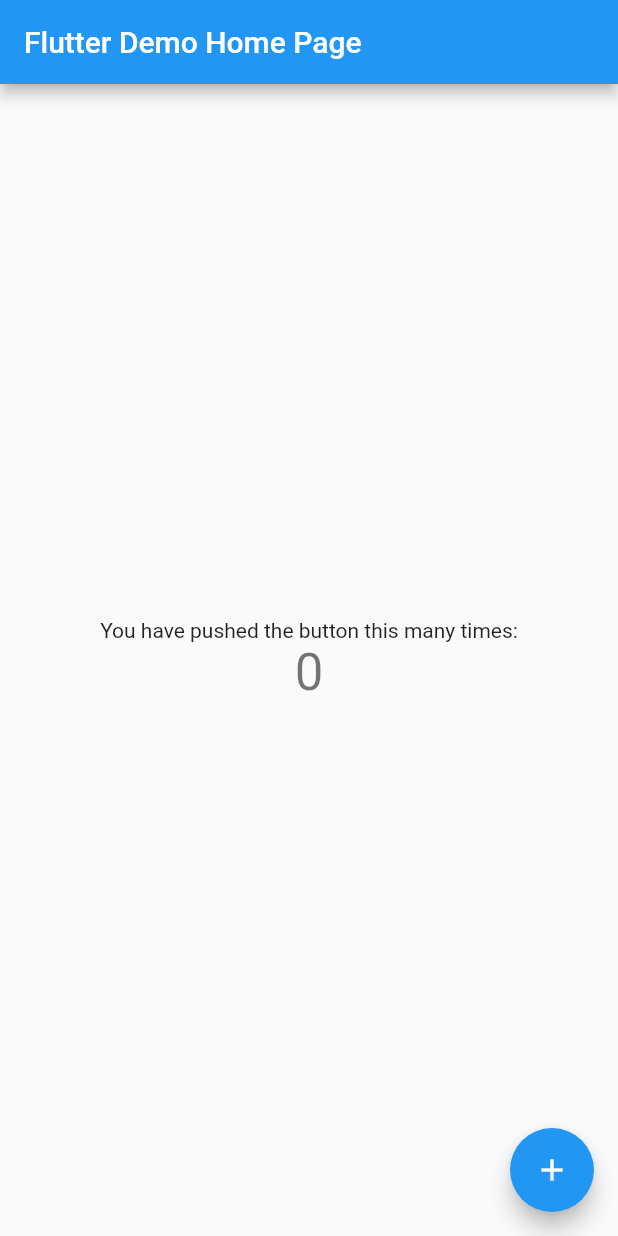
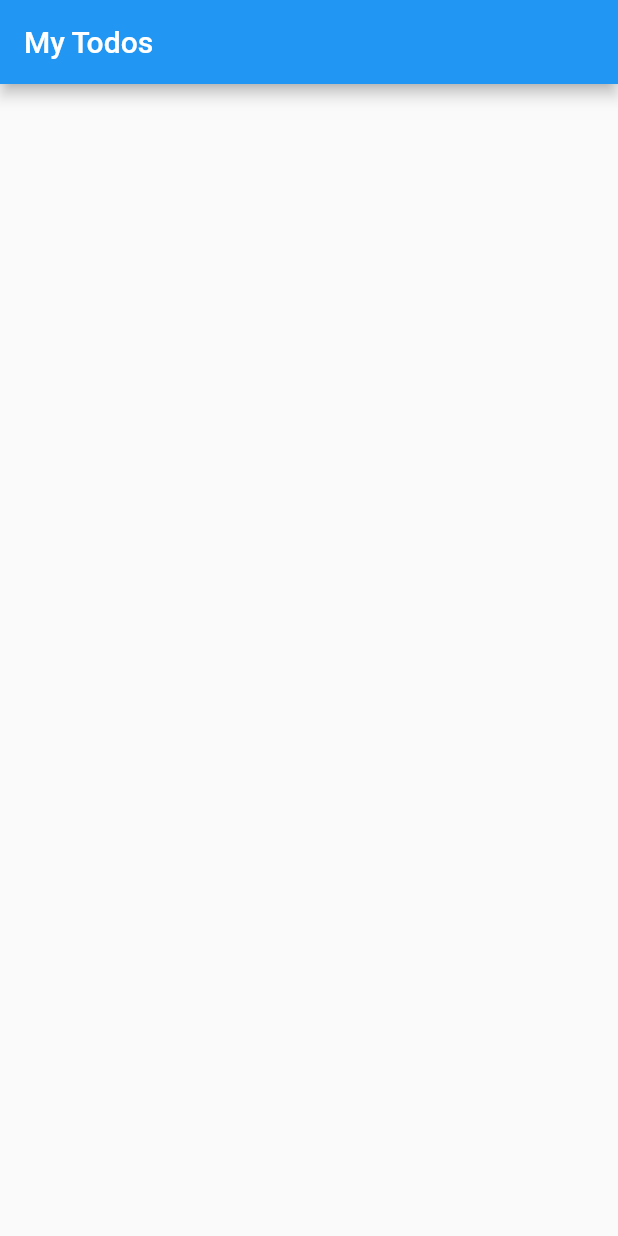
Before and after one commit to cybersaksham/TODO-App, a Flutter app: the screen it shows after launch, on a phone screen of 412 x 824 dp. Run offline on Flutter 3.47's test engine with Material 2 defaults, Android fonts, the phone set to English and light mode, and no system bars.

Commit message:
basic home screen

```diff
--- /dev/null
+++ b/lib/Screens/homescreen.dart
@@ -0,0 +1,12 @@
+import 'package:flutter/material.dart';
+
+class HomeScreen extends StatelessWidget {
+  @override
+  Widget build(BuildContext context) {
+    return Scaffold(
+      appBar: AppBar(
+        title: Text("My Todos"),
+      ),
+    );
+  }
+}
--- a/lib/main.dart
+++ b/lib/main.dart
@@ -1,113 +1,26 @@
 import 'package:flutter/material.dart';
+import 'package:flutter/services.dart';
+
+import './Screens/homescreen.dart';
 
 void main() {
   runApp(MyApp());
+  WidgetsFlutterBinding.ensureInitialized();
+  SystemChrome.setPreferredOrientations([
+    DeviceOrientation.portraitUp,
+    DeviceOrientation.portraitDown,
+  ]);
 }
 
 class MyApp extends StatelessWidget {
-  // This widget is the root of your application.
   @override
   Widget build(BuildContext context) {
     return MaterialApp(
-      title: 'Flutter Demo',
+      title: 'Todo App',
       theme: ThemeData(
-        // This is the theme of your application.
-        //
-        // Try running your application with "flutter run". You'll see the
-        // application has a blue toolbar. Then, without quitting the app, try
-        // changing the primarySwatch below to Colors.green and then invoke
-        // "hot reload" (press "r" in the console where you ran "flutter run",
-        // or simply save your changes to "hot reload" in a Flutter IDE).
-        // Notice that the counter didn't reset back to zero; the application
-        // is not restarted.
         primarySwatch: Colors.blue,
       ),
-      home: MyHomePage(title: 'Flutter Demo Home Page'),
+      home: HomeScreen(),
     );
   }
 }
-
-class MyHomePage extends StatefulWidget {
-  MyHomePage({Key key, this.title}) : super(key: key);
-
-  // This widget is the home page of your application. It is stateful, meaning
-  // that it has a State object (defined below) that contains fields that affect
-  // how it looks.
-
-  // This class is the configuration for the state. It holds the values (in this
-  // case the title) provided by the parent (in this case the App widget) and
-  // used by the build method of the State. Fields in a Widget subclass are
-  // always marked "final".
-
-  final String title;
-
-  @override
-  _MyHomePageState createState() => _MyHomePageState();
-}
-
-class _MyHomePageState extends State<MyHomePage> {
-  int _counter = 0;
-
-  void _incrementCounter() {
-    setState(() {
-      // This call to setState tells the Flutter framework that something has
-      // changed in this State, which causes it to rerun the build method below
-      // so that the display can reflect the updated values. If we changed
-      // _counter without calling setState(), then the build method would not be
-      // called again, and so nothing would appear to happen.
-      _counter++;
-    });
-  }
-
-  @override
-  Widget build(BuildContext context) {
-    // This method is rerun every time setState is called, for instance as done
-    // by the _incrementCounter method above.
-    //
-    // The Flutter framework has been optimized to make rerunning build methods
-    // fast, so that you can just rebuild anything that needs updating rather
-    // than having to individually change instances of widgets.
-    return Scaffold(
-      appBar: AppBar(
-        // Here we take the value from the MyHomePage object that was created by
-        // the App.build method, and use it to set our appbar title.
-        title: Text(widget.title),
-      ),
-      body: Center(
-        // Center is a layout widget. It takes a single child and positions it
-        // in the middle of the parent.
-        child: Column(
-          // Column is also a layout widget. It takes a list of children and
-          // arranges them vertically. By default, it sizes itself to fit its
-          // children horizontally, and tries to be as tall as its parent.
-          //
-          // Invoke "debug painting" (press "p" in the console, choose the
-          // "Toggle Debug Paint" action from the Flutter Inspector in Android
-          // Studio, or the "Toggle Debug Paint" command in Visual Studio Code)
-          // to see the wireframe for each widget.
-          //
-          // Column has various properties to control how it sizes itself and
-          // how it positions its children. Here we use mainAxisAlignment to
-          // center the children vertically; the main axis here is the vertical
-          // axis because Columns are vertical (the cross axis would be
-          // horizontal).
-          mainAxisAlignment: MainAxisAlignment.center,
-          children: <Widget>[
-            Text(
-              'You have pushed the button this many times:',
-            ),
-            Text(
-              '$_counter',
-              style: Theme.of(context).textTheme.headline4,
-            ),
-          ],
-        ),
-      ),
-      floatingActionButton: FloatingActionButton(
-        onPressed: _incrementCounter,
-        tooltip: 'Increment',
-        child: Icon(Icons.add),
-      ), // This trailing comma makes auto-formatting nicer for build methods.
-    );
-  }
-}
```
